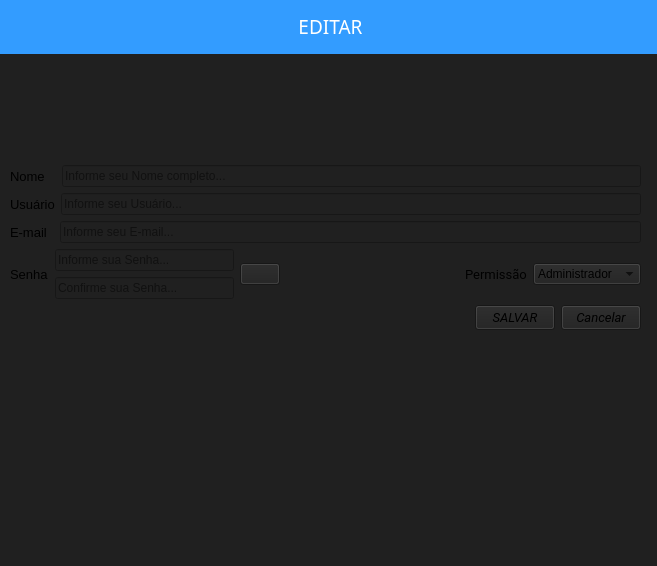
First picture: the form in Prototipo HostInn/Telas/Editar.ui, repository EndrewFerreira/HOSTIIN, before the edit.
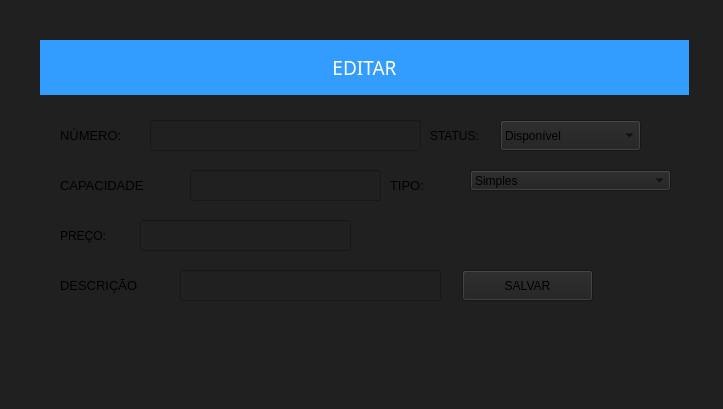
Second picture: the form after the edit. The open tabs and pages were chosen to show the change.

Commit message: alterações tela editar

What changed in the file:
```diff
--- a/Prototipo HostInn/Telas/Editar.ui
+++ b/Prototipo HostInn/Telas/Editar.ui
@@ -6,10 +6,15 @@
    <rect>
     <x>0</x>
     <y>0</y>
-    <width>657</width>
-    <height>566</height>
+    <width>723</width>
+    <height>409</height>
    </rect>
   </property>
+  <property name="font">
+   <font>
+    <pointsize>10</pointsize>
+   </font>
+  </property>
   <property name="windowTitle">
    <string>MainWindow</string>
   </property>
@@ -20,10 +25,10 @@
    <widget class="QStackedWidget" name="stackedWidget">
     <property name="geometry">
      <rect>
-      <x>0</x>
-      <y>-1</y>
-      <width>661</width>
-      <height>371</height>
+      <x>20</x>
+      <y>30</y>
+      <width>671</width>
+      <height>281</height>
      </rect>
     </property>
     <property name="styleSheet">
@@ -54,19 +59,6 @@
       <layout class="QVBoxLayout" name="verticalLayout">
        <item>
         <layout class="QHBoxLayout" name="horizontalLayout_3">
-         <item>
-          <widget class="QLabel" name="label">
-           <property name="font">
-            <font>
-             <family>Roboto</family>
-             <pointsize>12</pointsize>
-            </font>
-           </property>
-           <property name="text">
-            <string>ID</string>
-           </property>
-          </widget>
-         </item>
          <item>
           <widget class="QLabel" name="label_3">
            <property name="font">
@@ -433,97 +425,75 @@
      </widget>
     </widget>
     <widget class="QWidget" name="page_3">
-     <widget class="QStackedWidget" name="stackedWidget_2">
+     <widget class="QLabel" name="label_58">
       <property name="geometry">
        <rect>
-        <x>10</x>
-        <y>60</y>
-        <width>631</width>
-        <height>331</height>
+        <x>20</x>
+        <y>10</y>
+        <width>649</width>
+        <height>55</height>
        </rect>
       </property>
+      <property name="font">
+       <font>
+        <family>Montserrat Medium</family>
+        <pointsize>14</pointsize>
+        <italic>false</italic>
+       </font>
+      </property>
       <property name="styleSheet">
-       <string notr="true">/* Torna o QStackedWidget e seus filhos transparentes */
-QStackedWidget {
-    background: transparent;  /* Fundo transparente */
-    border: 1one;            /* Remove bordas */
-}
-
-/* Opcional: Transparência para as páginas internas */
-QStackedWidget &gt; QWidget {
-    background: transparent;
-}</string>
+       <string notr="true">background-color: rgb(51, 156, 255);</string>
       </property>
-      <property name="currentIndex">
-       <number>2</number>
+      <property name="text">
+       <string>&lt;html&gt;&lt;head/&gt;&lt;body&gt;&lt;p align=&quot;center&quot;&gt;&lt;span style=&quot; color:#ffffff;&quot;&gt;EDITAR&lt;/span&gt;&lt;/p&gt;&lt;/body&gt;&lt;/html&gt;</string>
       </property>
-      <widget class="QWidget" name="page_4">
-       <widget class="QWidget" name="verticalLayoutWidget_2">
+     </widget>
+     <widget class="QLabel" name="label">
         <property name="geometry">
          <rect>
-          <x>0</x>
-          <y>70</y>
-          <width>631</width>
-          <height>151</height>
-         </rect>
-        </property>
-        <layout class="QVBoxLayout" name="verticalLayout_2">
-         <item>
-          <layout class="QHBoxLayout" name="horizontalLayout_6">
-           <item>
-            <widget class="QLabel" name="label_7">
+        <x>40</x>
+        <y>90</y>
+        <width>81</width>
+        <height>31</height>
+       </rect>
+      </property>
+      <property name="maximumSize">
+       <size>
+        <width>16777215</width>
+        <height>16777215</height>
+       </size>
+      </property>
              <property name="font">
               <font>
-               <family>Roboto</family>
-               <pointsize>12</pointsize>
-              </font>
-             </property>
+        <pointsize>10</pointsize>
+       </font>
+      </property>
+      <property name="toolTip">
+       <string>&lt;html&gt;&lt;head/&gt;&lt;body&gt;&lt;p align=&quot;center&quot;&gt;&lt;span style=&quot; font-size:11pt;&quot;&gt;NÚMERO&lt;/span&gt;&lt;/p&gt;&lt;/body&gt;&lt;/html&gt;</string>
+      </property>
              <property name="text">
-              <string>NÚMERO</string>
-             </property>
-            </widget>
-           </item>
-           <item>
-            <widget class="QLineEdit" name="line_novonumero"/>
-           </item>
-           <item>
-            <widget class="QLabel" name="label_8">
-             <property name="font">
-              <font>
-               <family>Roboto</family>
-               <pointsize>12</pointsize>
-              </font>
-             </property>
-             <property name="text">
-              <string>&lt;html&gt;&lt;head/&gt;&lt;body&gt;&lt;p align=&quot;center&quot;&gt;TIPO&lt;/p&gt;&lt;/body&gt;&lt;/html&gt;</string>
-             </property>
-            </widget>
-           </item>
-           <item>
+       <string>NÚMERO:</string>
+      </property>
+     </widget>
+     <widget class="QLineEdit" name="line_novonumero">
+      <property name="geometry">
+       <rect>
+        <x>130</x>
+        <y>90</y>
+        <width>271</width>
+        <height>31</height>
+       </rect>
+      </property>
+     </widget>
             <widget class="QComboBox" name="combo_novotipo">
-             <property name="font">
-              <font>
-               <pointsize>8</pointsize>
-              </font>
-             </property>
-             <property name="placeholderText" stdset="0">
-              <string>Selecione o Modelo de Quarto</string>
-             </property>
-             <item>
-              <property name="text">
-               <string>Master</string>
-              </property>
-             </item>
-             <item>
-              <property name="text">
-               <string>Luxo</string>
-              </property>
-             </item>
-             <item>
-              <property name="text">
-               <string>Suíte</string>
-              </property>
-             </item>
+      <property name="geometry">
+       <rect>
+        <x>450</x>
+        <y>140</y>
+        <width>201</width>
+        <height>21</height>
+       </rect>
+      </property>
              <item>
               <property name="text">
                <string>Simples</string>
@@ -534,25 +504,46 @@
                <string>Duplo</string>
               </property>
              </item>
-            </widget>
-           </item>
-           <item>
-            <widget class="QLabel" name="label_11">
+      <item>
+       <property name="text">
+        <string>Master</string>
+       </property>
+      </item>
+      <item>
+       <property name="text">
+        <string>Suíte</string>
+       </property>
+      </item>
+     </widget>
+     <widget class="QLabel" name="label_7">
+      <property name="geometry">
+       <rect>
+        <x>370</x>
+        <y>140</y>
+        <width>71</width>
+        <height>31</height>
+       </rect>
+      </property>
              <property name="font">
               <font>
-               <family>Roboto</family>
-               <pointsize>12</pointsize>
-              </font>
-             </property>
+        <pointsize>10</pointsize>
+       </font>
+      </property>
+      <property name="toolTip">
+       <string>&lt;html&gt;&lt;head/&gt;&lt;body&gt;&lt;p align=&quot;center&quot;&gt;&lt;span style=&quot; font-size:11pt;&quot;&gt;NÚMERO&lt;/span&gt;&lt;/p&gt;&lt;/body&gt;&lt;/html&gt;</string>
+      </property>
              <property name="text">
-              <string>STATUS</string>
-             </property>
-            </widget>
-           </item>
-           <item>
+       <string>TIPO:</string>
+      </property>
+     </widget>
             <widget class="QComboBox" name="combo_novostts">
-             <property name="placeholderText" stdset="0">
-              <string>Selecione o status do quarto</string>
+      <property name="geometry">
+       <rect>
+        <x>480</x>
+        <y>90</y>
+        <width>141</width>
+        <height>31</height>
+       </rect>
              </property>
              <item>
               <property name="text">
@@ -564,382 +555,129 @@
                <string>Ocupado</string>
               </property>
              </item>
-             <item>
+     </widget>
+     <widget class="QLabel" name="label_8">
+      <property name="geometry">
+       <rect>
+        <x>410</x>
+        <y>90</y>
+        <width>61</width>
+        <height>31</height>
+       </rect>
+      </property>
+      <property name="font">
+       <font>
+        <pointsize>9</pointsize>
+       </font>
+      </property>
+      <property name="toolTip">
+       <string>&lt;html&gt;&lt;head/&gt;&lt;body&gt;&lt;p align=&quot;center&quot;&gt;&lt;span style=&quot; font-size:11pt;&quot;&gt;NÚMERO&lt;/span&gt;&lt;/p&gt;&lt;/body&gt;&lt;/html&gt;</string>
+      </property>
               <property name="text">
-               <string>Em manutenção</string>
-              </property>
-             </item>
-            </widget>
-           </item>
-          </layout>
-         </item>
-         <item>
-          <layout class="QHBoxLayout" name="horizontalLayout_7">
-           <item>
+       <string>STATUS:</string>
+      </property>
+     </widget>
+     <widget class="QLineEdit" name="line_novopreco">
+      <property name="geometry">
+       <rect>
+        <x>120</x>
+        <y>190</y>
+        <width>211</width>
+        <height>31</height>
+       </rect>
+      </property>
+     </widget>
+     <widget class="QLabel" name="label_9">
+      <property name="geometry">
+       <rect>
+        <x>40</x>
+        <y>190</y>
+        <width>61</width>
+        <height>31</height>
+       </rect>
+      </property>
+      <property name="toolTip">
+       <string>&lt;html&gt;&lt;head/&gt;&lt;body&gt;&lt;p align=&quot;center&quot;&gt;&lt;span style=&quot; font-size:11pt;&quot;&gt;NÚMERO&lt;/span&gt;&lt;/p&gt;&lt;/body&gt;&lt;/html&gt;</string>
+      </property>
+      <property name="text">
+       <string>PREÇO:</string>
+      </property>
+     </widget>
             <widget class="QLabel" name="label_10">
+      <property name="geometry">
+       <rect>
+        <x>40</x>
+        <y>140</y>
+        <width>121</width>
+        <height>31</height>
+       </rect>
+      </property>
              <property name="font">
               <font>
-               <family>Roboto</family>
-               <pointsize>12</pointsize>
-              </font>
-             </property>
+        <pointsize>10</pointsize>
+       </font>
+      </property>
+      <property name="toolTip">
+       <string>&lt;html&gt;&lt;head/&gt;&lt;body&gt;&lt;p align=&quot;center&quot;&gt;&lt;span style=&quot; font-size:11pt;&quot;&gt;NÚMERO&lt;/span&gt;&lt;/p&gt;&lt;/body&gt;&lt;/html&gt;</string>
+      </property>
              <property name="text">
               <string>CAPACIDADE</string>
              </property>
             </widget>
-           </item>
-           <item>
-            <widget class="QLineEdit" name="line_novacap"/>
-           </item>
-           <item>
-            <widget class="QLabel" name="label_9">
-             <property name="font">
-              <font>
-               <family>Roboto</family>
-               <pointsize>12</pointsize>
-              </font>
-             </property>
-             <property name="text">
-              <string>PREÇO</string>
-             </property>
-            </widget>
-           </item>
-           <item>
-            <widget class="QLineEdit" name="line_novopreco"/>
-           </item>
-          </layout>
-         </item>
-         <item>
-          <layout class="QHBoxLayout" name="horizontalLayout_12">
-           <item>
-            <widget class="QLabel" name="label_12">
+     <widget class="QLineEdit" name="line_novacap">
+      <property name="geometry">
+       <rect>
+        <x>170</x>
+        <y>140</y>
+        <width>191</width>
+        <height>31</height>
+       </rect>
+      </property>
+     </widget>
+     <widget class="QLineEdit" name="line_novadesc">
+      <property name="geometry">
+       <rect>
+        <x>160</x>
+        <y>240</y>
+        <width>261</width>
+        <height>31</height>
+       </rect>
+      </property>
+     </widget>
+     <widget class="QLabel" name="label_11">
+      <property name="geometry">
+       <rect>
+        <x>40</x>
+        <y>240</y>
+        <width>111</width>
+        <height>31</height>
+       </rect>
+      </property>
              <property name="font">
               <font>
-               <family>Roboto</family>
-               <pointsize>12</pointsize>
-              </font>
-             </property>
+        <pointsize>10</pointsize>
+       </font>
+      </property>
+      <property name="toolTip">
+       <string>&lt;html&gt;&lt;head/&gt;&lt;body&gt;&lt;p align=&quot;center&quot;&gt;&lt;span style=&quot; font-size:11pt;&quot;&gt;NÚMERO&lt;/span&gt;&lt;/p&gt;&lt;/body&gt;&lt;/html&gt;</string>
+      </property>
              <property name="text">
               <string>DESCRIÇÃO</string>
              </property>
             </widget>
-           </item>
-           <item>
-            <widget class="QLineEdit" name="line_novadesc"/>
-           </item>
-          </layout>
-         </item>
-        </layout>
-       </widget>
        <widget class="QPushButton" name="btn_salvar_edit_quarto">
         <property name="geometry">
          <rect>
-          <x>0</x>
-          <y>230</y>
-          <width>91</width>
-          <height>41</height>
-         </rect>
-        </property>
-        <property name="font">
-         <font>
-          <family>Roboto</family>
-          <pointsize>10</pointsize>
-          <weight>50</weight>
-          <italic>true</italic>
-          <bold>false</bold>
-         </font>
-        </property>
+        <x>442</x>
+        <y>240</y>
+        <width>131</width>
+        <height>31</height>
+       </rect>
+      </property>
         <property name="text">
          <string>SALVAR</string>
         </property>
        </widget>
-       <widget class="QPushButton" name="cancelButton_3">
-        <property name="geometry">
-         <rect>
-          <x>100</x>
-          <y>230</y>
-          <width>91</width>
-          <height>41</height>
-         </rect>
-        </property>
-        <property name="font">
-         <font>
-          <family>Roboto</family>
-          <pointsize>10</pointsize>
-          <weight>50</weight>
-          <italic>true</italic>
-          <bold>false</bold>
-         </font>
-        </property>
-        <property name="text">
-         <string>Cancelar</string>
-        </property>
-       </widget>
-      </widget>
-      <widget class="QWidget" name="page_5">
-       <widget class="QWidget" name="verticalLayoutWidget_6">
-        <property name="geometry">
-         <rect>
-          <x>0</x>
-          <y>0</y>
-          <width>631</width>
-          <height>271</height>
-         </rect>
-        </property>
-        <layout class="QVBoxLayout" name="verticalLayout_7">
-         <item>
-          <spacer name="verticalSpacer_6">
-           <property name="orientation">
-            <enum>Qt::Vertical</enum>
-           </property>
-           <property name="sizeType">
-            <enum>QSizePolicy::Expanding</enum>
-           </property>
-           <property name="sizeHint" stdset="0">
-            <size>
-             <width>20</width>
-             <height>40</height>
-            </size>
-           </property>
-          </spacer>
-         </item>
-         <item>
-          <layout class="QHBoxLayout" name="horizontalLayout_14">
-           <item>
-            <widget class="QLabel" name="label_name_3">
-             <property name="font">
-              <font>
-               <pointsize>10</pointsize>
-              </font>
-             </property>
-             <property name="text">
-              <string>Nome   </string>
-             </property>
-            </widget>
-           </item>
-           <item>
-            <widget class="QLineEdit" name="lnedituser_nome_2">
-             <property name="placeholderText">
-              <string>Informe seu Nome completo...</string>
-             </property>
-            </widget>
-           </item>
-          </layout>
-         </item>
-         <item>
-          <layout class="QHBoxLayout" name="horizontalLayout_15">
-           <item>
-            <widget class="QLabel" name="label_user_7">
-             <property name="font">
-              <font>
-               <pointsize>10</pointsize>
-              </font>
-             </property>
-             <property name="text">
-              <string>Usuário</string>
-             </property>
-            </widget>
-           </item>
-           <item>
-            <widget class="QLineEdit" name="lineEdit_user_2">
-             <property name="placeholderText">
-              <string>Informe seu Usuário...</string>
-             </property>
-            </widget>
-           </item>
-          </layout>
-         </item>
-         <item>
-          <layout class="QHBoxLayout" name="horizontalLayout_16">
-           <item>
-            <widget class="QLabel" name="label_email_3">
-             <property name="font">
-              <font>
-               <pointsize>10</pointsize>
-              </font>
-             </property>
-             <property name="text">
-              <string>E-mail  </string>
-             </property>
-            </widget>
-           </item>
-           <item>
-            <widget class="QLineEdit" name="lineEdit_email_4">
-             <property name="placeholderText">
-              <string>Informe seu E-mail...</string>
-             </property>
-            </widget>
-           </item>
-          </layout>
-         </item>
-         <item>
-          <layout class="QHBoxLayout" name="horizontalLayout_17"/>
-         </item>
-         <item>
-          <layout class="QHBoxLayout" name="horizontalLayout_18">
-           <item>
-            <widget class="QLabel" name="label_passwrd_2">
-             <property name="font">
-              <font>
-               <pointsize>10</pointsize>
-              </font>
-             </property>
-             <property name="text">
-              <string>Senha</string>
-             </property>
-            </widget>
-           </item>
-           <item>
-            <layout class="QVBoxLayout" name="verticalLayout_8">
-             <item>
-              <widget class="QLineEdit" name="lineEdit_passwrd_3">
-               <property name="placeholderText">
-                <string>Informe sua Senha...</string>
-               </property>
-              </widget>
-             </item>
-             <item>
-              <widget class="QLineEdit" name="lineEdit_passwrd_4">
-               <property name="placeholderText">
-                <string>Confirme sua Senha...</string>
-               </property>
-              </widget>
-             </item>
-            </layout>
-           </item>
-           <item>
-            <widget class="QPushButton" name="passButton_view_2">
-             <property name="text">
-              <string/>
-             </property>
-            </widget>
-           </item>
-           <item>
-            <spacer name="horizontalSpacer_5">
-             <property name="orientation">
-              <enum>Qt::Horizontal</enum>
-             </property>
-             <property name="sizeHint" stdset="0">
-              <size>
-               <width>40</width>
-               <height>20</height>
-              </size>
-             </property>
-            </spacer>
-           </item>
-           <item>
-            <widget class="QLabel" name="label_81">
-             <property name="font">
-              <font>
-               <family>Roboto</family>
-               <pointsize>10</pointsize>
-              </font>
-             </property>
-             <property name="text">
-              <string>Permissão</string>
-             </property>
-            </widget>
-           </item>
-           <item>
-            <widget class="QComboBox" name="combo_permissoedit">
-             <item>
-              <property name="text">
-               <string>Administrador</string>
-              </property>
-             </item>
-             <item>
-              <property name="text">
-               <string>Gerente</string>
-              </property>
-             </item>
-             <item>
-              <property name="text">
-               <string>Recepcionista</string>
-              </property>
-             </item>
-            </widget>
-           </item>
-          </layout>
-         </item>
-         <item>
-          <layout class="QHBoxLayout" name="horizontalLayout_35">
-           <item>
-            <spacer name="horizontalSpacer_17">
-             <property name="orientation">
-              <enum>Qt::Horizontal</enum>
-             </property>
-             <property name="sizeHint" stdset="0">
-              <size>
-               <width>40</width>
-               <height>20</height>
-              </size>
-             </property>
-            </spacer>
-           </item>
-           <item>
-            <widget class="QPushButton" name="editButton_3">
-             <property name="font">
-              <font>
-               <family>Roboto</family>
-               <pointsize>10</pointsize>
-               <weight>50</weight>
-               <italic>true</italic>
-               <bold>false</bold>
-              </font>
-             </property>
-             <property name="text">
-              <string>SALVAR</string>
-             </property>
-            </widget>
-           </item>
-           <item>
-            <widget class="QPushButton" name="cancelButton_4">
-             <property name="font">
-              <font>
-               <family>Roboto</family>
-               <pointsize>10</pointsize>
-               <weight>50</weight>
-               <italic>true</italic>
-               <bold>false</bold>
-              </font>
-             </property>
-             <property name="text">
-              <string>Cancelar</string>
-             </property>
-            </widget>
-           </item>
-          </layout>
-         </item>
-        </layout>
-       </widget>
-      </widget>
-      <widget class="QWidget" name="page_6"/>
-     </widget>
-     <widget class="QLabel" name="label_55">
-      <property name="geometry">
-       <rect>
-        <x>0</x>
-        <y>0</y>
-        <width>661</width>
-        <height>55</height>
-       </rect>
-      </property>
-      <property name="font">
-       <font>
-        <family>Montserrat Medium</family>
-        <pointsize>14</pointsize>
-        <italic>false</italic>
-       </font>
-      </property>
-      <property name="styleSheet">
-       <string notr="true">background-color: rgb(51, 156, 255);</string>
-      </property>
-      <property name="text">
-       <string>&lt;html&gt;&lt;head/&gt;&lt;body&gt;&lt;p align=&quot;center&quot;&gt;&lt;span style=&quot; color:#ffffff;&quot;&gt;EDITAR&lt;/span&gt;&lt;/p&gt;&lt;/body&gt;&lt;/html&gt;</string>
-      </property>
-     </widget>
-     <zorder>label_55</zorder>
-     <zorder>stackedWidget_2</zorder>
     </widget>
    </widget>
   </widget>
```
Left out of the diff: 153 changed lines with no effect on the pictures. Lines whose indentation alone changed are shown as unchanged. The commit also changes 6 other files.
